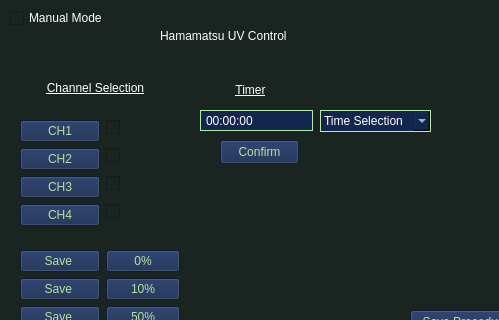
Old version of the form Controller_Design.ui in the repository Gabriel-Phase/Hamamatsu; both pictures show x 0 to 499 and y 0 to 320 of the 793 by 500 pixel window.
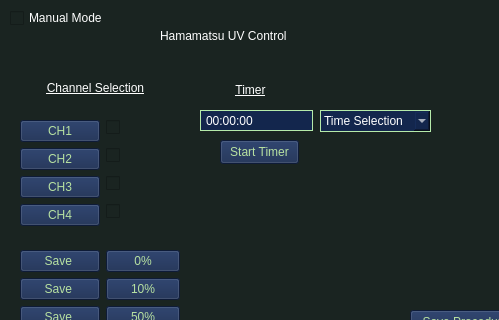
New version of the form.

Commit message: Added descirptions and more features

The edit to the form file:
```diff
--- a/Controller_Design.ui
+++ b/Controller_Design.ui
@@ -178,7 +178,7 @@
 </string>
     </property>
     <property name="text">
-     <string>Confirm</string>
+     <string>Start Timer</string>
     </property>
    </widget>
    <widget class="QLabel" name="timer_display">
```
The commit also changes 2 other files.
